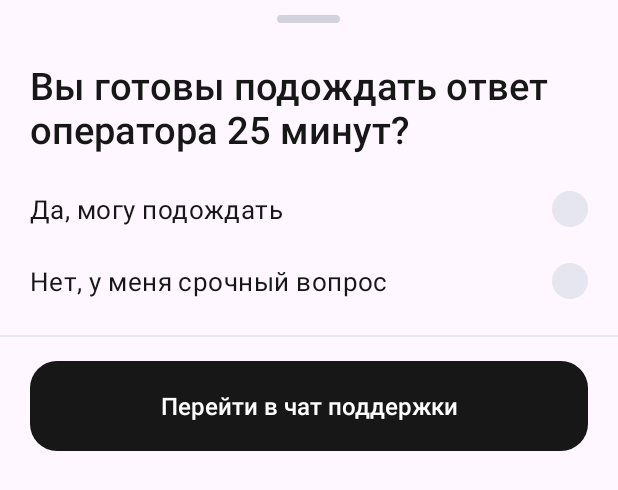
After one commit to semfi4ka/kursovaya-tri-mushketera, an Android app: the layout sheet_help.xml on its own in the app's theme, with its tools: preview values and no code run, on a phone screen of 412 x 824 dp. The commit adds this screen. Shown: the top 490 px of the screen. Run offline under Robolectric (Android 15) with nearby library versions, the phone set to English and light mode, and no system bars.

Commit message:
add help dialog

```diff
--- /dev/null
+++ b/app/src/main/java/com/example/kursach/HelpSheet.java
@@ -0,0 +1,23 @@
+package com.example.kursach;
+
+import com.google.android.material.bottomsheet.BottomSheetBehavior;
+import com.google.android.material.bottomsheet.BottomSheetDialog;
+import com.google.android.material.bottomsheet.BottomSheetDialogFragment;
+
+public class HelpSheet extends BottomSheetDialogFragment {
+    public HelpSheet() {
+        super(R.layout.sheet_help);
+    }
+
+    @Override
+    public int getTheme() {
+        return R.style.SupportHelpDialog;
+    }
+
+    @Override
+    public void onStart() {
+        super.onStart();
+        BottomSheetDialog dialog = (BottomSheetDialog) requireDialog();
+        dialog.getBehavior().setState(BottomSheetBehavior.STATE_EXPANDED);
+    }
+}
--- a/app/src/main/java/com/example/kursach/MainActivity.java
+++ b/app/src/main/java/com/example/kursach/MainActivity.java
@@ -57,6 +57,8 @@ public class MainActivity extends AppCompatActivity {
         getOnBackPressedDispatcher().addCallback(this, supportBackCallback);
         findViewById(R.id.navOrders).setOnClickListener(v -> showSupport(false));
         findViewById(R.id.navSupport).setOnClickListener(v -> showSupport(true));
+        findViewById(R.id.supportHelp).setOnClickListener(v ->
+                new HelpSheet().showNow(getSupportFragmentManager(), "support_help"));
         showSupport(savedInstanceState != null && savedInstanceState.getBoolean(SUPPORT_OPEN));
         orderCards = findViewById(R.id.orderCards);
         emptyState = findViewById(R.id.emptyState);
--- /dev/null
+++ b/app/src/main/res/drawable/help_answer_indicator.xml
@@ -0,0 +1,15 @@
+<?xml version="1.0" encoding="utf-8"?>
+<selector xmlns:android="http://schemas.android.com/apk/res/android">
+    <item android:state_checked="true">
+        <shape android:shape="oval">
+            <size android:width="24dp" android:height="24dp" />
+            <solid android:color="@color/nav_active" />
+        </shape>
+    </item>
+    <item>
+        <shape android:shape="oval">
+            <size android:width="24dp" android:height="24dp" />
+            <solid android:color="#E5E6EF" />
+        </shape>
+    </item>
+</selector>
--- /dev/null
+++ b/app/src/main/res/drawable/help_sheet_handle.xml
@@ -0,0 +1,5 @@
+<?xml version="1.0" encoding="utf-8"?>
+<shape xmlns:android="http://schemas.android.com/apk/res/android">
+    <solid android:color="#D2D2DE" />
+    <corners android:radius="3dp" />
+</shape>
--- a/app/src/main/res/layout/page_support.xml
+++ b/app/src/main/res/layout/page_support.xml
@@ -43,6 +43,7 @@
                 <TextView
                     android:id="@+id/supportHelp"
                     style="@style/SupportRow"
+                    android:background="?attr/selectableItemBackground"
                     android:drawableEnd="@drawable/ic_support_chevron"
                     android:text="@string/support_help" />
 
--- /dev/null
+++ b/app/src/main/res/layout/sheet_help.xml
@@ -0,0 +1,76 @@
+<?xml version="1.0" encoding="utf-8"?>
+<androidx.core.widget.NestedScrollView xmlns:android="http://schemas.android.com/apk/res/android"
+    xmlns:app="http://schemas.android.com/apk/res-auto"
+    android:layout_width="match_parent"
+    android:layout_height="wrap_content"
+    android:scrollbars="none">
+
+    <LinearLayout
+        android:layout_width="match_parent"
+        android:layout_height="wrap_content"
+        android:orientation="vertical">
+
+        <View
+            android:layout_width="42dp"
+            android:layout_height="5dp"
+            android:layout_gravity="center_horizontal"
+            android:layout_marginTop="10dp"
+            android:background="@drawable/help_sheet_handle" />
+
+        <TextView
+            android:id="@+id/helpQuestion"
+            android:layout_width="match_parent"
+            android:layout_height="wrap_content"
+            android:layout_marginHorizontal="20dp"
+            android:layout_marginTop="24dp"
+            android:layout_marginBottom="12dp"
+            android:accessibilityHeading="true"
+            android:fontFamily="sans-serif-medium"
+            android:text="@string/support_help_question"
+            android:textColor="@color/nav_active"
+            android:textSize="25sp" />
+
+        <RadioGroup
+            android:id="@+id/helpAnswers"
+            android:layout_width="match_parent"
+            android:layout_height="wrap_content"
+            android:layout_marginHorizontal="20dp"
+            android:orientation="vertical">
+
+            <RadioButton
+                android:id="@+id/helpCanWait"
+                style="@style/SupportHelpAnswer"
+                android:text="@string/support_help_can_wait" />
+
+            <RadioButton
+                android:id="@+id/helpUrgent"
+                style="@style/SupportHelpAnswer"
+                android:text="@string/support_help_urgent" />
+        </RadioGroup>
+
+        <View
+            android:layout_width="match_parent"
+            android:layout_height="1dp"
+            android:layout_marginTop="12dp"
+            android:background="#E7E7EE" />
+
+        <androidx.appcompat.widget.AppCompatButton
+            android:id="@+id/helpChatButton"
+            android:layout_width="match_parent"
+            android:layout_height="wrap_content"
+            android:layout_marginHorizontal="20dp"
+            android:layout_marginTop="16dp"
+            android:layout_marginBottom="24dp"
+            android:background="@drawable/auth_button_background"
+            android:enabled="false"
+            android:fontFamily="sans-serif-medium"
+            android:minHeight="60dp"
+            android:paddingHorizontal="12dp"
+            android:paddingVertical="10dp"
+            android:text="@string/support_help_chat"
+            android:textAllCaps="false"
+            android:textColor="@color/white"
+            android:textSize="16sp"
+            app:backgroundTint="@null" />
+    </LinearLayout>
+</androidx.core.widget.NestedScrollView>
--- a/app/src/main/res/values/strings.xml
+++ b/app/src/main/res/values/strings.xml
@@ -9,4 +9,8 @@
     <string name="support_client_app">Приложение для клиентов</string>
     <string name="support_other">Другое</string>
     <string name="support_game">Игра 25</string>
+    <string name="support_help_question">Вы готовы подождать ответ оператора 25 минут?</string>
+    <string name="support_help_can_wait">Да, могу подождать</string>
+    <string name="support_help_urgent">Нет, у меня срочный вопрос</string>
+    <string name="support_help_chat">Перейти в чат поддержки</string>
 </resources>
--- a/app/src/main/res/values/styles_support.xml
+++ b/app/src/main/res/values/styles_support.xml
@@ -26,4 +26,35 @@
         <item name="android:minHeight">36dp</item>
         <item name="android:textSize">18sp</item>
     </style>
+    <style name="SupportHelpDialog" parent="ThemeOverlay.Material3.BottomSheetDialog">
+        <item name="android:backgroundDimAmount">0.38</item>
+        <item name="bottomSheetStyle">@style/SupportHelpSheet</item>
+    </style>
+
+    <style name="SupportHelpSheet" parent="Widget.Material3.BottomSheet.Modal">
+        <item name="backgroundTint">@color/white</item>
+        <item name="paddingBottomSystemWindowInsets">true</item>
+        <item name="shapeAppearanceOverlay">@style/SupportHelpShape</item>
+    </style>
+
+    <style name="SupportHelpShape">
+        <item name="cornerSizeTopLeft">28dp</item>
+        <item name="cornerSizeTopRight">28dp</item>
+        <item name="cornerSizeBottomLeft">0dp</item>
+        <item name="cornerSizeBottomRight">0dp</item>
+    </style>
+
+    <style name="SupportHelpAnswer">
+        <item name="android:layout_width">match_parent</item>
+        <item name="android:layout_height">wrap_content</item>
+        <item name="android:background">?attr/selectableItemBackground</item>
+        <item name="android:button">@null</item>
+        <item name="android:drawableEnd">@drawable/help_answer_indicator</item>
+        <item name="android:drawablePadding">12dp</item>
+        <item name="android:gravity">center_vertical</item>
+        <item name="android:minHeight">48dp</item>
+        <item name="android:paddingVertical">8dp</item>
+        <item name="android:textColor">@color/nav_active</item>
+        <item name="android:textSize">17sp</item>
+    </style>
 </resources>
```
